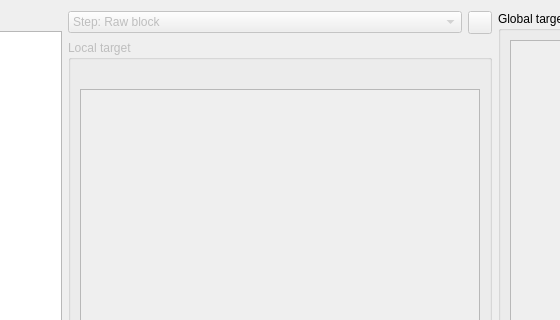
The window that tools/bot-actions/BotTargetList.ui (alphaonex86/CatchChallenger) describes before a commit, drawn with Qt 5; both pictures show x 149 to 709 and y 0 to 320 of the 1244 by 781 pixel window.
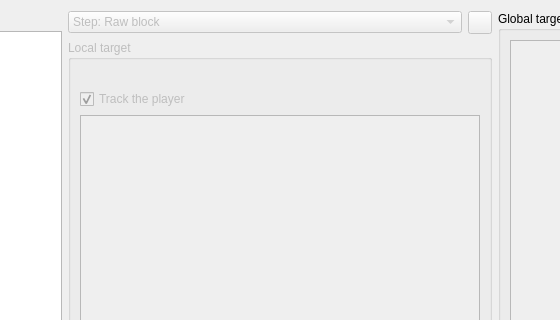
The same window after the commit. Icons and pictures are not drawn.

Commit message: [Fix] And boot tracking on map (tools)

```diff
--- a/tools/bot-actions/BotTargetList.ui
+++ b/tools/bot-actions/BotTargetList.ui
@@ -100,6 +100,16 @@
           <item>
            <widget class="QLabel" name="label_select_map"/>
           </item>
+          <item>
+           <widget class="QCheckBox" name="trackThePlayer">
+            <property name="text">
+             <string>Track the player</string>
+            </property>
+            <property name="checked">
+             <bool>true</bool>
+            </property>
+           </widget>
+          </item>
           <item>
            <widget class="QTableWidget" name="mapPreview">
             <property name="font">
```
The commit also changes 2 other files.
